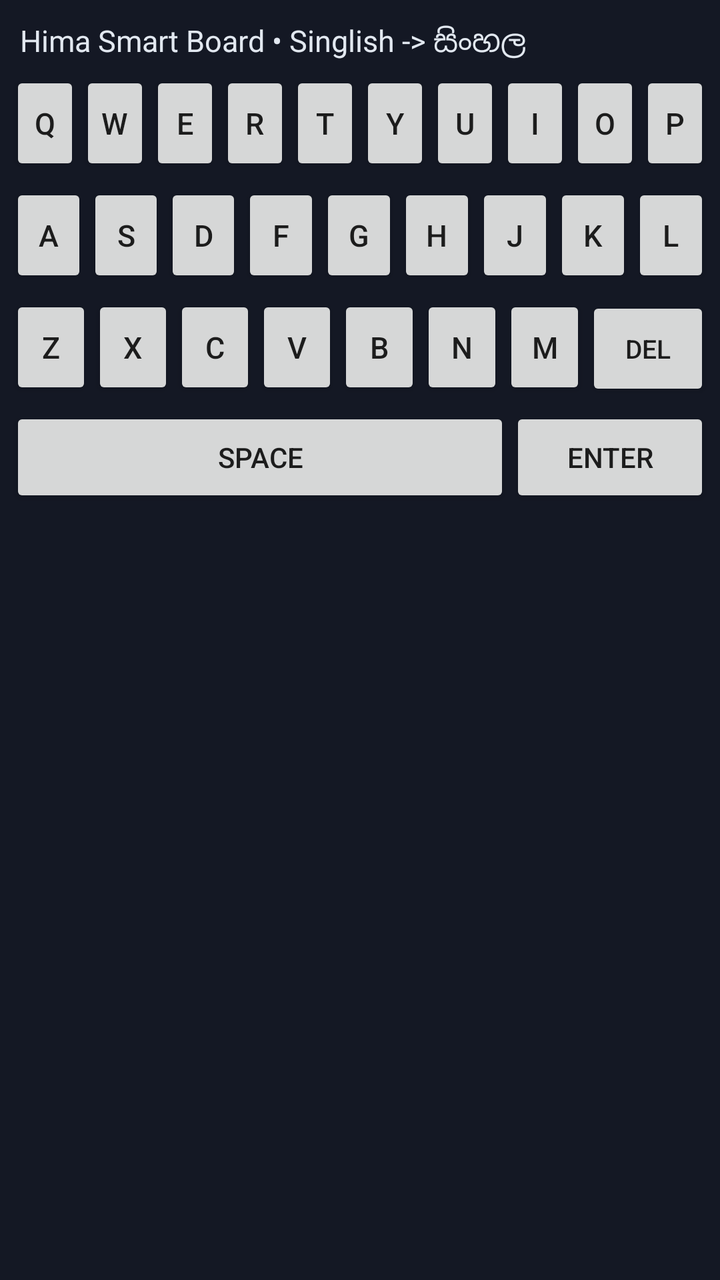
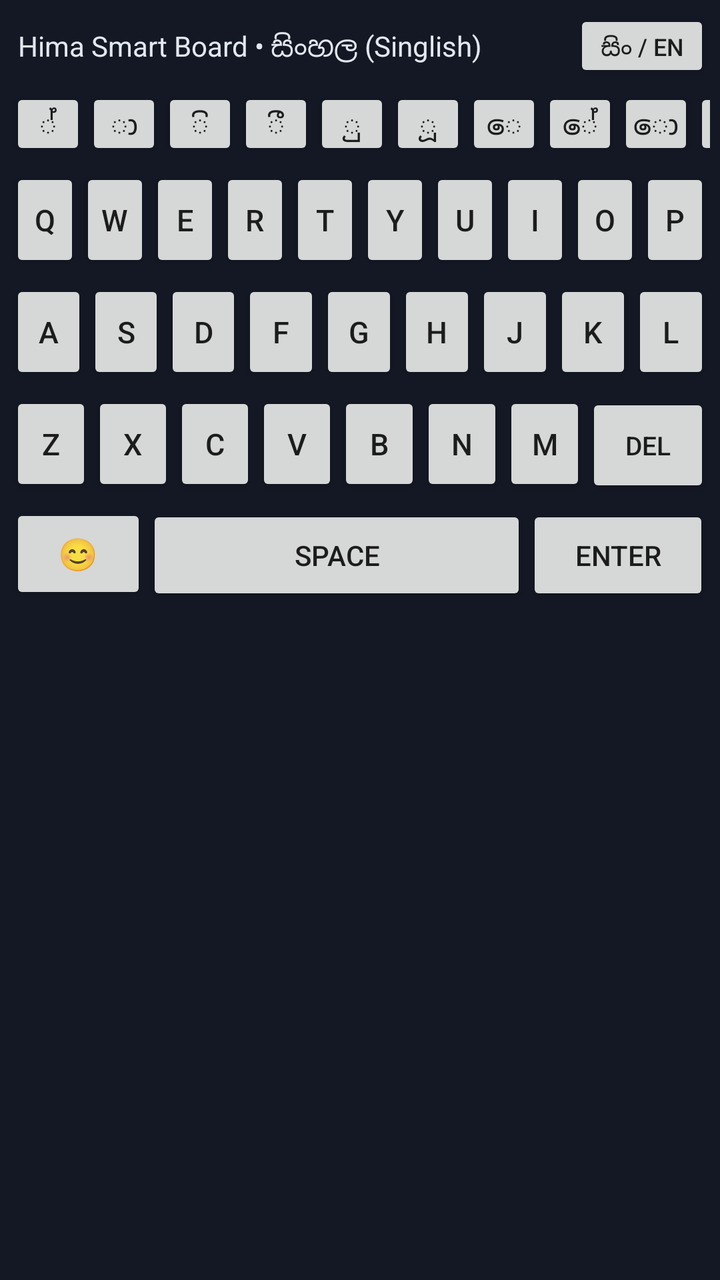

Two renders of the same Android screen: before a commit and after it. Below are the layout's source before the change and the commit's diff.
<!-- AndroidManifest.xml: application theme android:Theme.Material.Light.NoActionBar -->
<!-- res/layout/keyboard_view.xml -->
<?xml version="1.0" encoding="utf-8"?>
<LinearLayout xmlns:android="http://schemas.android.com/apk/res/android"
    android:layout_width="match_parent"
    android:layout_height="wrap_content"
    android:background="#141824"
    android:orientation="vertical"
    android:padding="5dp">

    <TextView
        android:id="@+id/tvPreview"
        android:layout_width="match_parent"
        android:layout_height="wrap_content"
        android:padding="5dp"
        android:text="Hima Smart Board • Singlish -> සිංහල"
        android:textColor="#E2E8F0"
        android:textSize="15sp" />

    
    <LinearLayout
        android:layout_width="match_parent"
        android:layout_height="wrap_content"
        android:orientation="horizontal">
        <Button android:id="@+id/btnQ" android:layout_width="0dp" android:layout_height="52dp" android:layout_weight="1" android:text="Q" android:textSize="15sp" android:padding="0dp" />
        <Button android:id="@+id/btnW" android:layout_width="0dp" android:layout_height="52dp" android:layout_weight="1" android:text="W" android:textSize="15sp" android:padding="0dp" />
        <Button android:id="@+id/btnE" android:layout_width="0dp" android:layout_height="52dp" android:layout_weight="1" android:text="E" android:textSize="15sp" android:padding="0dp" />
        <Button android:id="@+id/btnR" android:layout_width="0dp" android:layout_height="52dp" android:layout_weight="1" android:text="R" android:textSize="15sp" android:padding="0dp" />
        <Button android:id="@+id/btnT" android:layout_width="0dp" android:layout_height="52dp" android:layout_weight="1" android:text="T" android:textSize="15sp" android:padding="0dp" />
        <Button android:id="@+id/btnY" android:layout_width="0dp" android:layout_height="52dp" android:layout_weight="1" android:text="Y" android:textSize="15sp" android:padding="0dp" />
        <Button android:id="@+id/btnU" android:layout_width="0dp" android:layout_height="52dp" android:layout_weight="1" android:text="U" android:textSize="15sp" android:padding="0dp" />
        <Button android:id="@+id/btnI" android:layout_width="0dp" android:layout_height="52dp" android:layout_weight="1" android:text="I" android:textSize="15sp" android:padding="0dp" />
        <Button android:id="@+id/btnO" android:layout_width="0dp" android:layout_height="52dp" android:layout_weight="1" android:text="O" android:textSize="15sp" android:padding="0dp" />
        <Button android:id="@+id/btnP" android:layout_width="0dp" android:layout_height="52dp" android:layout_weight="1" android:text="P" android:textSize="15sp" android:padding="0dp" />
    </LinearLayout>

    
    <LinearLayout
        android:layout_width="match_parent"
        android:layout_height="wrap_content"
        android:layout_marginTop="4dp"
        android:orientation="horizontal">
        <Button android:id="@+id/btnA" android:layout_width="0dp" android:layout_height="52dp" android:layout_weight="1" android:text="A" android:textSize="15sp" android:padding="0dp" />
        <Button android:id="@+id/btnS" android:layout_width="0dp" android:layout_height="52dp" android:layout_weight="1" android:text="S" android:textSize="15sp" android:padding="0dp" />
        <Button android:id="@+id/btnD" android:layout_width="0dp" android:layout_height="52dp" android:layout_weight="1" android:text="D" android:textSize="15sp" android:padding="0dp" />
        <Button android:id="@+id/btnF" android:layout_width="0dp" android:layout_height="52dp" android:layout_weight="1" android:text="F" android:textSize="15sp" android:padding="0dp" />
        <Button android:id="@+id/btnG" android:layout_width="0dp" android:layout_height="52dp" android:layout_weight="1" android:text="G" android:textSize="15sp" android:padding="0dp" />
        <Button android:id="@+id/btnH" android:layout_width="0dp" android:layout_height="52dp" android:layout_weight="1" android:text="H" android:textSize="15sp" android:padding="0dp" />
        <Button android:id="@+id/btnJ" android:layout_width="0dp" android:layout_height="52dp" android:layout_weight="1" android:text="J" android:textSize="15sp" android:padding="0dp" />
        <Button android:id="@+id/btnK" android:layout_width="0dp" android:layout_height="52dp" android:layout_weight="1" android:text="K" android:textSize="15sp" android:padding="0dp" />
        <Button android:id="@+id/btnL" android:layout_width="0dp" android:layout_height="52dp" android:layout_weight="1" android:text="L" android:textSize="15sp" android:padding="0dp" />
    </LinearLayout>

    
    <LinearLayout
        android:layout_width="match_parent"
        android:layout_height="wrap_content"
        android:layout_marginTop="4dp"
        android:orientation="horizontal">
        <Button android:id="@+id/btnZ" android:layout_width="0dp" android:layout_height="52dp" android:layout_weight="1" android:text="Z" android:textSize="15sp" android:padding="0dp" />
        <Button android:id="@+id/btnX" android:layout_width="0dp" android:layout_height="52dp" android:layout_weight="1" android:text="X" android:textSize="15sp" android:padding="0dp" />
        <Button android:id="@+id/btnC" android:layout_width="0dp" android:layout_height="52dp" android:layout_weight="1" android:text="C" android:textSize="15sp" android:padding="0dp" />
        <Button android:id="@+id/btnV" android:layout_width="0dp" android:layout_height="52dp" android:layout_weight="1" android:text="V" android:textSize="15sp" android:padding="0dp" />
        <Button android:id="@+id/btnB" android:layout_width="0dp" android:layout_height="52dp" android:layout_weight="1" android:text="B" android:textSize="15sp" android:padding="0dp" />
        <Button android:id="@+id/btnN" android:layout_width="0dp" android:layout_height="52dp" android:layout_weight="1" android:text="N" android:textSize="15sp" android:padding="0dp" />
        <Button android:id="@+id/btnM" android:layout_width="0dp" android:layout_height="52dp" android:layout_weight="1" android:text="M" android:textSize="15sp" android:padding="0dp" />
        <Button android:id="@+id/btnDel" android:layout_width="0dp" android:layout_height="52dp" android:layout_weight="1.5" android:text="DEL" android:textSize="13sp" android:padding="0dp" />
    </LinearLayout>

    
    <LinearLayout
        android:layout_width="match_parent"
        android:layout_height="wrap_content"
        android:layout_marginTop="4dp"
        android:orientation="horizontal">
        <Button android:id="@+id/btnSpace" android:layout_width="0dp" android:layout_height="50dp" android:layout_weight="3" android:text="SPACE" android:textSize="14sp" />
        <Button android:id="@+id/btnEnter" android:layout_width="0dp" android:layout_height="50dp" android:layout_weight="1.2" android:text="ENTER" android:textSize="14sp" />
    </LinearLayout>

</LinearLayout>
<!-- resources referenced by this layout -->
<resources>

</resources>

<!-- the commit's change to res/layout/keyboard_view.xml (unified diff, before → after) -->
@@ -6,30 +6,137 @@
     android:orientation="vertical"
     android:padding="5dp">
 
-    <TextView
-        android:id="@+id/tvPreview"
+    
+    <LinearLayout
         android:layout_width="match_parent"
         android:layout_height="wrap_content"
-        android:padding="5dp"
-        android:text="Hima Smart Board • Singlish -> සිංහල"
-        android:textColor="#E2E8F0"
-        android:textSize="15sp" />
+        android:gravity="center_vertical"
+        android:orientation="horizontal">
+
+        <TextView
+            android:id="@+id/tvPreview"
+            android:layout_width="0dp"
+            android:layout_height="wrap_content"
+            android:layout_weight="1"
+            android:padding="4dp"
+            android:text="Hima Smart Board • සිංහල (Singlish)"
+            android:textColor="#E2E8F0"
+            android:textSize="14sp" />
+
+        <Button
+            android:id="@+id/btnMode"
+            android:layout_width="wrap_content"
+            android:layout_height="36dp"
+            android:minWidth="68dp"
+            android:paddingHorizontal="8dp"
+            android:text="සිං / EN"
+            android:textSize="12sp" />
+    </LinearLayout>
+
+    
+    <LinearLayout
+        android:id="@+id/clipBox"
+        android:layout_width="match_parent"
+        android:layout_height="wrap_content"
+        android:layout_marginTop="3dp"
+        android:background="#1E2638"
+        android:gravity="center_vertical"
+        android:orientation="horizontal"
+        android:padding="4dp"
+        android:visibility="gone">
+
+        <TextView
+            android:id="@+id/tvClipText"
+            android:layout_width="0dp"
+            android:layout_height="wrap_content"
+            android:layout_weight="1"
+            android:ellipsize="end"
+            android:maxLines="1"
+            android:text=""
+            android:textColor="#93C5FD"
+            android:textSize="12sp" />
+
+        <Button
+            android:id="@+id/btnPasteClip"
+            android:layout_width="wrap_content"
+            android:layout_height="32dp"
+            android:paddingHorizontal="8dp"
+            android:text="Paste"
+            android:textSize="11sp" />
+    </LinearLayout>
+
+    
+    <HorizontalScrollView
+        android:id="@+id/sinhalaStrip"
+        android:layout_width="match_parent"
+        android:layout_height="wrap_content"
+        android:layout_marginTop="3dp"
+        android:scrollbars="none">
+
+        <LinearLayout
+            android:layout_width="wrap_content"
+            android:layout_height="wrap_content"
+            android:orientation="horizontal">
+
+            <Button android:id="@+id/btnPillaHal" android:layout_width="38dp" android:layout_height="36dp" android:padding="0dp" android:text="්" android:textSize="14sp" />
+            <Button android:id="@+id/btnPillaAela" android:layout_width="38dp" android:layout_height="36dp" android:padding="0dp" android:text="ා" android:textSize="14sp" />
+            <Button android:id="@+id/btnPillaKetiIs" android:layout_width="38dp" android:layout_height="36dp" android:padding="0dp" android:text="ි" android:textSize="14sp" />
+            <Button android:id="@+id/btnPillaDeergaIs" android:layout_width="38dp" android:layout_height="36dp" android:padding="0dp" android:text="ී" android:textSize="14sp" />
+            <Button android:id="@+id/btnPillaKetiPa" android:layout_width="38dp" android:layout_height="36dp" android:padding="0dp" android:text="ු" android:textSize="14sp" />
+            <Button android:id="@+id/btnPillaDeergaPa" android:layout_width="38dp" android:layout_height="36dp" android:padding="0dp" android:text="ූ" android:textSize="14sp" />
+            <Button android:id="@+id/btnPillaKombu" android:layout_width="38dp" android:layout_height="36dp" android:padding="0dp" android:text="ෙ" android:textSize="14sp" />
+            <Button android:id="@+id/btnPillaDigaKombu" android:layout_width="38dp" android:layout_height="36dp" android:padding="0dp" android:text="ේ" android:textSize="14sp" />
+            <Button android:id="@+id/btnPillaKombuHaa" android:layout_width="38dp" android:layout_height="36dp" android:padding="0dp" android:text="ො" android:textSize="14sp" />
+            <Button android:id="@+id/btnPillaDigaKombuHaa" android:layout_width="38dp" android:layout_height="36dp" android:padding="0dp" android:text="ෝ" android:textSize="14sp" />
+            <Button android:id="@+id/btnBindu" android:layout_width="38dp" android:layout_height="36dp" android:padding="0dp" android:text="ං" android:textSize="14sp" />
+            <Button android:id="@+id/btnVisarga" android:layout_width="38dp" android:layout_height="36dp" android:padding="0dp" android:text="ඃ" android:textSize="14sp" />
+        </LinearLayout>
+    </HorizontalScrollView>
+
+    
+    <HorizontalScrollView
+        android:id="@+id/emojiStrip"
+        android:layout_width="match_parent"
+        android:layout_height="wrap_content"
+        android:layout_marginTop="3dp"
+        android:background="#1B2232"
+        android:scrollbars="none"
+        android:visibility="gone">
+
+        <LinearLayout
+            android:layout_width="wrap_content"
+            android:layout_height="wrap_content"
+            android:orientation="horizontal">
+
+            <Button android:id="@+id/emo1" android:layout_width="44dp" android:layout_height="38dp" android:padding="0dp" android:text="😊" android:textSize="16sp" />
+            <Button android:id="@+id/emo2" android:layout_width="44dp" android:layout_height="38dp" android:padding="0dp" android:text="😂" android:textSize="16sp" />
+            <Button android:id="@+id/emo3" android:layout_width="44dp" android:layout_height="38dp" android:padding="0dp" android:text="❤️" android:textSize="16sp" />
+            <Button android:id="@+id/emo4" android:layout_width="44dp" android:layout_height="38dp" android:padding="0dp" android:text="🙏" android:textSize="16sp" />
+            <Button android:id="@+id/emo5" android:layout_width="44dp" android:layout_height="38dp" android:padding="0dp" android:text="🔥" android:textSize="16sp" />
+            <Button android:id="@+id/emo6" android:layout_width="44dp" android:layout_height="38dp" android:padding="0dp" android:text="👍" android:textSize="16sp" />
+            <Button android:id="@+id/emo7" android:layout_width="44dp" android:layout_height="38dp" android:padding="0dp" android:text="🥺" android:textSize="16sp" />
+            <Button android:id="@+id/emo8" android:layout_width="44dp" android:layout_height="38dp" android:padding="0dp" android:text="✨" android:textSize="16sp" />
+            <Button android:id="@+id/emo9" android:layout_width="44dp" android:layout_height="38dp" android:padding="0dp" android:text="📸" android:textSize="16sp" />
+            <Button android:id="@+id/emo10" android:layout_width="44dp" android:layout_height="38dp" android:padding="0dp" android:text="🎉" android:textSize="16sp" />
+        </LinearLayout>
+    </HorizontalScrollView>
 
     
     <LinearLayout
         android:layout_width="match_parent"
         android:layout_height="wrap_content"
+        android:layout_marginTop="4dp"
         android:orientation="horizontal">
-        <Button android:id="@+id/btnQ" android:layout_width="0dp" android:layout_height="52dp" android:layout_weight="1" android:text="Q" android:textSize="15sp" android:padding="0dp" />
-        <Button android:id="@+id/btnW" android:layout_width="0dp" android:layout_height="52dp" android:layout_weight="1" android:text="W" android:textSize="15sp" android:padding="0dp" />
-        <Button android:id="@+id/btnE" android:layout_width="0dp" android:layout_height="52dp" android:layout_weight="1" android:text="E" android:textSize="15sp" android:padding="0dp" />
-        <Button android:id="@+id/btnR" android:layout_width="0dp" android:layout_height="52dp" android:layout_weight="1" android:text="R" android:textSize="15sp" android:padding="0dp" />
-        <Button android:id="@+id/btnT" android:layout_width="0dp" android:layout_height="52dp" android:layout_weight="1" android:text="T" android:textSize="15sp" android:padding="0dp" />
-        <Button android:id="@+id/btnY" android:layout_width="0dp" android:layout_height="52dp" android:layout_weight="1" android:text="Y" android:textSize="15sp" android:padding="0dp" />
-        <Button android:id="@+id/btnU" android:layout_width="0dp" android:layout_height="52dp" android:layout_weight="1" android:text="U" android:textSize="15sp" android:padding="0dp" />
-        <Button android:id="@+id/btnI" android:layout_width="0dp" android:layout_height="52dp" android:layout_weight="1" android:text="I" android:textSize="15sp" android:padding="0dp" />
-        <Button android:id="@+id/btnO" android:layout_width="0dp" android:layout_height="52dp" android:layout_weight="1" android:text="O" android:textSize="15sp" android:padding="0dp" />
-        <Button android:id="@+id/btnP" android:layout_width="0dp" android:layout_height="52dp" android:layout_weight="1" android:text="P" android:textSize="15sp" android:padding="0dp" />
+        <Button android:id="@+id/btnQ" android:layout_width="0dp" android:layout_height="52dp" android:layout_weight="1" android:padding="0dp" android:text="Q" android:textSize="15sp" />
+        <Button android:id="@+id/btnW" android:layout_width="0dp" android:layout_height="52dp" android:layout_weight="1" android:padding="0dp" android:text="W" android:textSize="15sp" />
+        <Button android:id="@+id/btnE" android:layout_width="0dp" android:layout_height="52dp" android:layout_weight="1" android:padding="0dp" android:text="E" android:textSize="15sp" />
+        <Button android:id="@+id/btnR" android:layout_width="0dp" android:layout_height="52dp" android:layout_weight="1" android:padding="0dp" android:text="R" android:textSize="15sp" />
+        <Button android:id="@+id/btnT" android:layout_width="0dp" android:layout_height="52dp" android:layout_weight="1" android:padding="0dp" android:text="T" android:textSize="15sp" />
+        <Button android:id="@+id/btnY" android:layout_width="0dp" android:layout_height="52dp" android:layout_weight="1" android:padding="0dp" android:text="Y" android:textSize="15sp" />
+        <Button android:id="@+id/btnU" android:layout_width="0dp" android:layout_height="52dp" android:layout_weight="1" android:padding="0dp" android:text="U" android:textSize="15sp" />
+        <Button android:id="@+id/btnI" android:layout_width="0dp" android:layout_height="52dp" android:layout_weight="1" android:padding="0dp" android:text="I" android:textSize="15sp" />
+        <Button android:id="@+id/btnO" android:layout_width="0dp" android:layout_height="52dp" android:layout_weight="1" android:padding="0dp" android:text="O" android:textSize="15sp" />
+        <Button android:id="@+id/btnP" android:layout_width="0dp" android:layout_height="52dp" android:layout_weight="1" android:padding="0dp" android:text="P" android:textSize="15sp" />
     </LinearLayout>
 
     
@@ -38,15 +145,15 @@
         android:layout_height="wrap_content"
         android:layout_marginTop="4dp"
         android:orientation="horizontal">
-        <Button android:id="@+id/btnA" android:layout_width="0dp" android:layout_height="52dp" android:layout_weight="1" android:text="A" android:textSize="15sp" android:padding="0dp" />
-        <Button android:id="@+id/btnS" android:layout_width="0dp" android:layout_height="52dp" android:layout_weight="1" android:text="S" android:textSize="15sp" android:padding="0dp" />
-        <Button android:id="@+id/btnD" android:layout_width="0dp" android:layout_height="52dp" android:layout_weight="1" android:text="D" android:textSize="15sp" android:padding="0dp" />
-        <Button android:id="@+id/btnF" android:layout_width="0dp" android:layout_height="52dp" android:layout_weight="1" android:text="F" android:textSize="15sp" android:padding="0dp" />
-        <Button android:id="@+id/btnG" android:layout_width="0dp" android:layout_height="52dp" android:layout_weight="1" android:text="G" android:textSize="15sp" android:padding="0dp" />
-        <Button android:id="@+id/btnH" android:layout_width="0dp" android:layout_height="52dp" android:layout_weight="1" android:text="H" android:textSize="15sp" android:padding="0dp" />
-        <Button android:id="@+id/btnJ" android:layout_width="0dp" android:layout_height="52dp" android:layout_weight="1" android:text="J" android:textSize="15sp" android:padding="0dp" />
-        <Button android:id="@+id/btnK" android:layout_width="0dp" android:layout_height="52dp" android:layout_weight="1" android:text="K" android:textSize="15sp" android:padding="0dp" />
-        <Button android:id="@+id/btnL" android:layout_width="0dp" android:layout_height="52dp" android:layout_weight="1" android:text="L" android:textSize="15sp" android:padding="0dp" />
+        <Button android:id="@+id/btnA" android:layout_width="0dp" android:layout_height="52dp" android:layout_weight="1" android:padding="0dp" android:text="A" android:textSize="15sp" />
+        <Button android:id="@+id/btnS" android:layout_width="0dp" android:layout_height="52dp" android:layout_weight="1" android:padding="0dp" android:text="S" android:textSize="15sp" />
+        <Button android:id="@+id/btnD" android:layout_width="0dp" android:layout_height="52dp" android:layout_weight="1" android:padding="0dp" android:text="D" android:textSize="15sp" />
+        <Button android:id="@+id/btnF" android:layout_width="0dp" android:layout_height="52dp" android:layout_weight="1" android:padding="0dp" android:text="F" android:textSize="15sp" />
+        <Button android:id="@+id/btnG" android:layout_width="0dp" android:layout_height="52dp" android:layout_weight="1" android:padding="0dp" android:text="G" android:textSize="15sp" />
+        <Button android:id="@+id/btnH" android:layout_width="0dp" android:layout_height="52dp" android:layout_weight="1" android:padding="0dp" android:text="H" android:textSize="15sp" />
+        <Button android:id="@+id/btnJ" android:layout_width="0dp" android:layout_height="52dp" android:layout_weight="1" android:padding="0dp" android:text="J" android:textSize="15sp" />
+        <Button android:id="@+id/btnK" android:layout_width="0dp" android:layout_height="52dp" android:layout_weight="1" android:padding="0dp" android:text="K" android:textSize="15sp" />
+        <Button android:id="@+id/btnL" android:layout_width="0dp" android:layout_height="52dp" android:layout_weight="1" android:padding="0dp" android:text="L" android:textSize="15sp" />
     </LinearLayout>
 
     
@@ -55,14 +162,14 @@
         android:layout_height="wrap_content"
         android:layout_marginTop="4dp"
         android:orientation="horizontal">
-        <Button android:id="@+id/btnZ" android:layout_width="0dp" android:layout_height="52dp" android:layout_weight="1" android:text="Z" android:textSize="15sp" android:padding="0dp" />
-        <Button android:id="@+id/btnX" android:layout_width="0dp" android:layout_height="52dp" android:layout_weight="1" android:text="X" android:textSize="15sp" android:padding="0dp" />
-        <Button android:id="@+id/btnC" android:layout_width="0dp" android:layout_height="52dp" android:layout_weight="1" android:text="C" android:textSize="15sp" android:padding="0dp" />
-        <Button android:id="@+id/btnV" android:layout_width="0dp" android:layout_height="52dp" android:layout_weight="1" android:text="V" android:textSize="15sp" android:padding="0dp" />
-        <Button android:id="@+id/btnB" android:layout_width="0dp" android:layout_height="52dp" android:layout_weight="1" android:text="B" android:textSize="15sp" android:padding="0dp" />
-        <Button android:id="@+id/btnN" android:layout_width="0dp" android:layout_height="52dp" android:layout_weight="1" android:text="N" android:textSize="15sp" android:padding="0dp" />
-        <Button android:id="@+id/btnM" android:layout_width="0dp" android:layout_height="52dp" android:layout_weight="1" android:text="M" android:textSize="15sp" android:padding="0dp" />
-        <Button android:id="@+id/btnDel" android:layout_width="0dp" android:layout_height="52dp" android:layout_weight="1.5" android:text="DEL" android:textSize="13sp" android:padding="0dp" />
+        <Button android:id="@+id/btnZ" android:layout_width="0dp" android:layout_height="52dp" android:layout_weight="1" android:padding="0dp" android:text="Z" android:textSize="15sp" />
+        <Button android:id="@+id/btnX" android:layout_width="0dp" android:layout_height="52dp" android:layout_weight="1" android:padding="0dp" android:text="X" android:textSize="15sp" />
+        <Button android:id="@+id/btnC" android:layout_width="0dp" android:layout_height="52dp" android:layout_weight="1" android:padding="0dp" android:text="C" android:textSize="15sp" />
+        <Button android:id="@+id/btnV" android:layout_width="0dp" android:layout_height="52dp" android:layout_weight="1" android:padding="0dp" android:text="V" android:textSize="15sp" />
+        <Button android:id="@+id/btnB" android:layout_width="0dp" android:layout_height="52dp" android:layout_weight="1" android:padding="0dp" android:text="B" android:textSize="15sp" />
+        <Button android:id="@+id/btnN" android:layout_width="0dp" android:layout_height="52dp" android:layout_weight="1" android:padding="0dp" android:text="N" android:textSize="15sp" />
+        <Button android:id="@+id/btnM" android:layout_width="0dp" android:layout_height="52dp" android:layout_weight="1" android:padding="0dp" android:text="M" android:textSize="15sp" />
+        <Button android:id="@+id/btnDel" android:layout_width="0dp" android:layout_height="52dp" android:layout_weight="1.5" android:padding="0dp" android:text="DEL" android:textSize="13sp" />
     </LinearLayout>
 
     
@@ -71,7 +178,8 @@
         android:layout_height="wrap_content"
         android:layout_marginTop="4dp"
         android:orientation="horizontal">
-        <Button android:id="@+id/btnSpace" android:layout_width="0dp" android:layout_height="50dp" android:layout_weight="3" android:text="SPACE" android:textSize="14sp" />
+        <Button android:id="@+id/btnEmoji" android:layout_width="0dp" android:layout_height="50dp" android:layout_weight="0.9" android:padding="0dp" android:text="😊" android:textSize="16sp" />
+        <Button android:id="@+id/btnSpace" android:layout_width="0dp" android:layout_height="50dp" android:layout_weight="2.5" android:text="SPACE" android:textSize="14sp" />
         <Button android:id="@+id/btnEnter" android:layout_width="0dp" android:layout_height="50dp" android:layout_weight="1.2" android:text="ENTER" android:textSize="14sp" />
     </LinearLayout>
 
